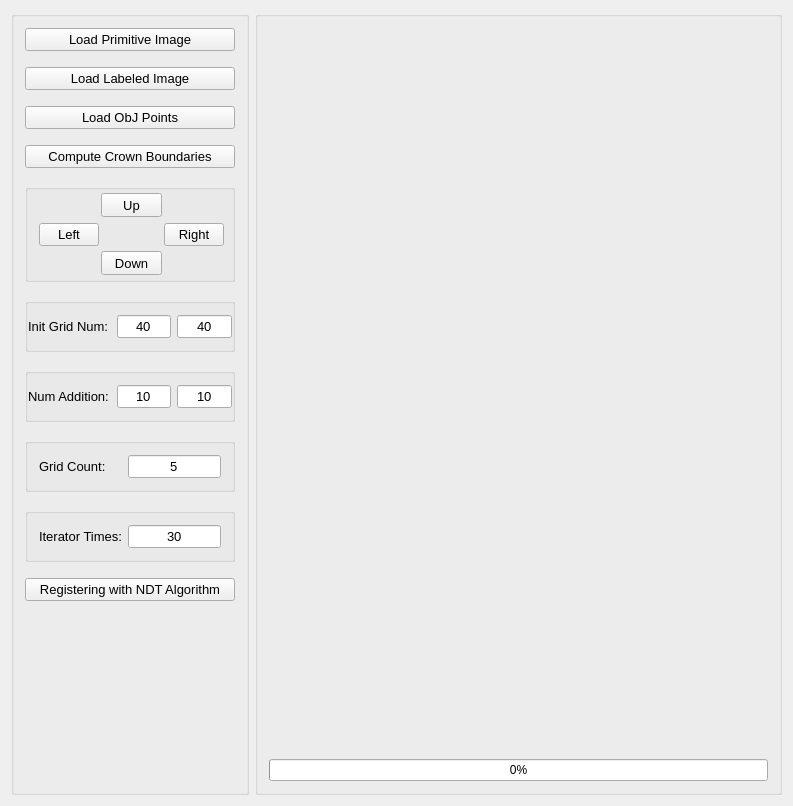
First picture: the form in Src/TeethStudio/panoramic_image_registration.ui, repository chinacui/teethdemo, before the edit.
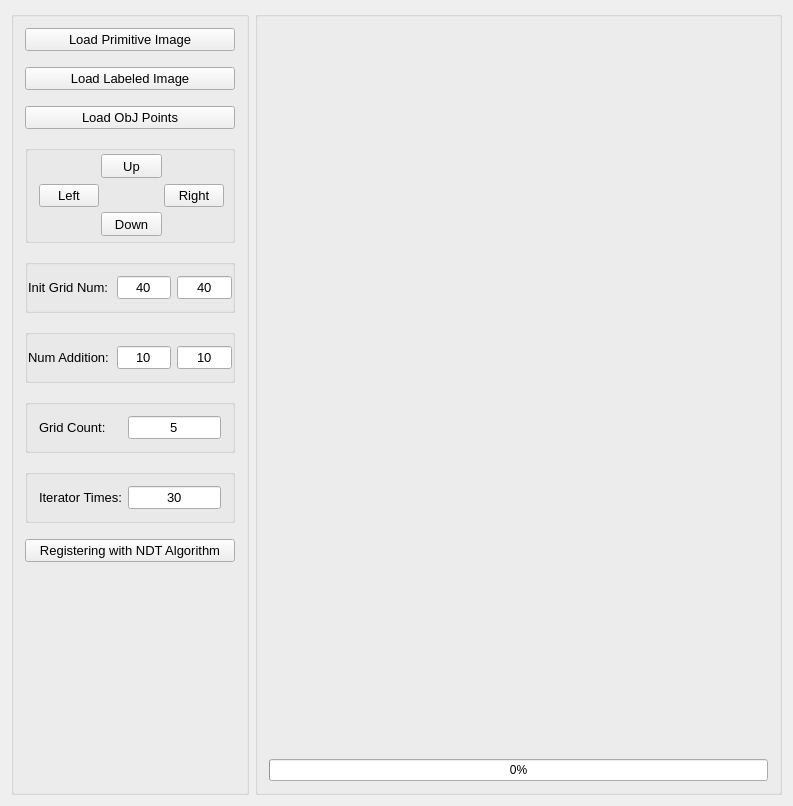
Second picture: the form after the edit.

Patch:
```diff
--- a/Src/TeethStudio/panoramic_image_registration.ui
+++ b/Src/TeethStudio/panoramic_image_registration.ui
@@ -65,18 +65,6 @@
         </property>
        </widget>
       </item>
-      <item>
-       <widget class="QPushButton" name="button_compute_crown_boundaries">
-        <property name="font">
-         <font>
-          <pointsize>10</pointsize>
-         </font>
-        </property>
-        <property name="text">
-         <string>Compute Crown Boundaries</string>
-        </property>
-       </widget>
-      </item>
       <item>
        <widget class="QGroupBox" name="groupBox_3">
         <property name="minimumSize">
```
Left out of the diff: 12 changed lines with no effect on the pictures.
